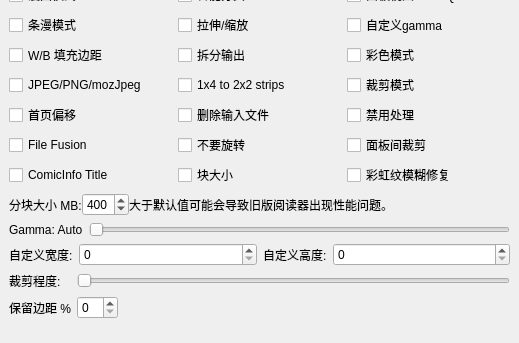
Before: the Qt Designer form gui/KCC.ui in Nieole/kcc, drawn with Qt 5; both pictures show x 0 to 519 and y 274 to 617 of the 519 by 617 pixel window.
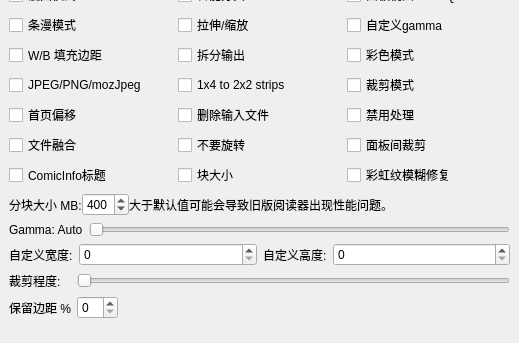
After: the same form once the commit is applied. Icons and pictures are not drawn.

```diff
--- a/gui/KCC.ui
+++ b/gui/KCC.ui
@@ -619,7 +619,7 @@
           <string>&lt;html&gt;&lt;head/&gt;&lt;body&gt;&lt;p&gt;Combines all selected files into a single file. (Helpful for combining chapters into volumes.)&lt;/p&gt;&lt;/body&gt;&lt;/html&gt;</string>
          </property>
          <property name="text">
-          <string>File Fusion</string>
+          <string>文件融合</string>
          </property>
         </widget>
        </item>
@@ -682,7 +682,7 @@
           <string>Write Title from ComicInfo.xml</string>
          </property>
          <property name="text">
-          <string>ComicInfo Title</string>
+          <string>ComicInfo标题</string>
          </property>
         </widget>
        </item>
```
Left out of the diff: 4 changed lines with no effect on the pictures.
